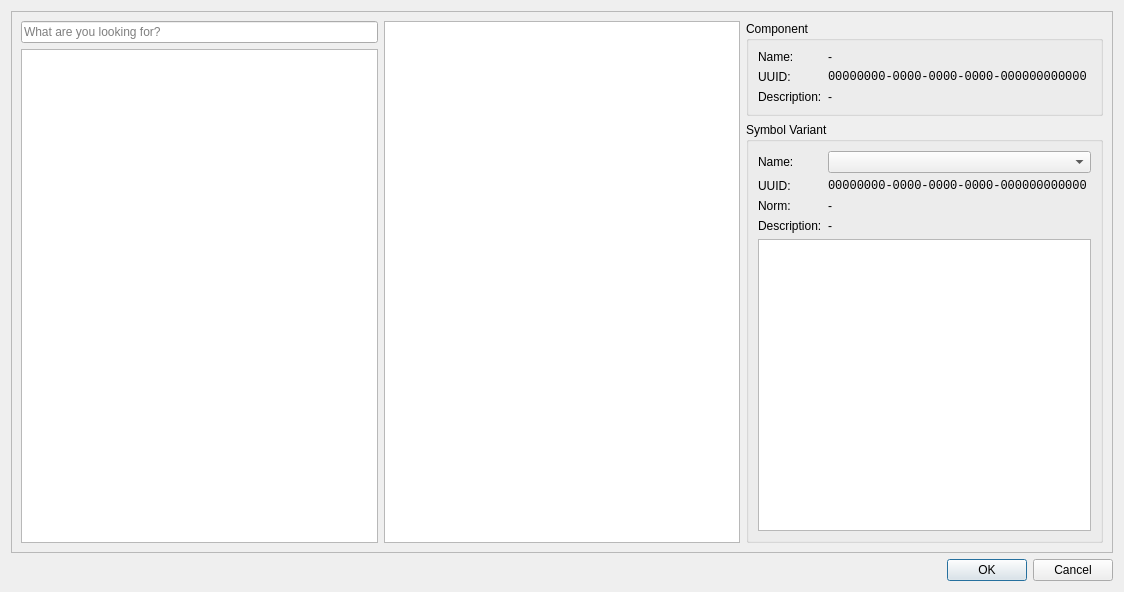
LibrePCB/LibrePCB, file libs/librepcb/projecteditor/dialogs/addcomponentdialog.ui: the form before one commit.
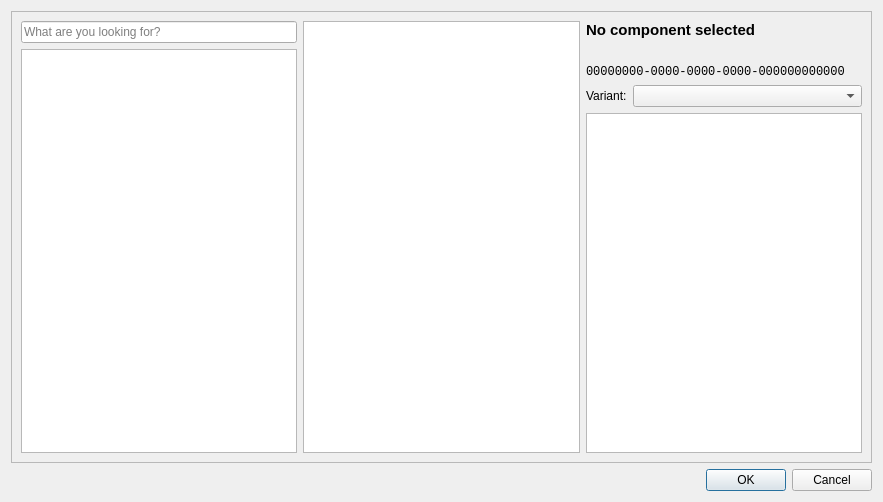
The form after the commit. Custom widgets are drawn as their Qt base class.

Commit message:
AddComponentDialog: Cleanup user interface
- Remove unnecessary widgets
- Optimize layout

```diff
--- a/libs/librepcb/projecteditor/dialogs/addcomponentdialog.ui
+++ b/libs/librepcb/projecteditor/dialogs/addcomponentdialog.ui
@@ -6,8 +6,8 @@
    <rect>
     <x>0</x>
     <y>0</y>
-    <width>1124</width>
-    <height>592</height>
+    <width>883</width>
+    <height>502</height>
    </rect>
   </property>
   <property name="windowTitle">
@@ -16,6 +16,9 @@
   <layout class="QVBoxLayout" name="verticalLayout">
    <item>
     <widget class="QScrollArea" name="scrollArea">
+     <property name="verticalScrollBarPolicy">
+      <enum>Qt::ScrollBarAlwaysOff</enum>
+     </property>
      <property name="horizontalScrollBarPolicy">
       <enum>Qt::ScrollBarAsNeeded</enum>
      </property>
@@ -27,8 +30,8 @@
        <rect>
         <x>0</x>
         <y>0</y>
-        <width>1104</width>
-        <height>539</height>
+        <width>863</width>
+        <height>451</height>
        </rect>
       </property>
       <layout class="QHBoxLayout" name="horizontalLayout">
@@ -72,67 +75,34 @@
        <item>
         <layout class="QVBoxLayout" name="verticalLayout_2">
          <item>
-          <widget class="QGroupBox" name="gbxComponent">
-           <property name="title">
-            <string>Component</string>
-           </property>
-           <layout class="QFormLayout" name="formLayout">
-            <property name="fieldGrowthPolicy">
-             <enum>QFormLayout::AllNonFixedFieldsGrow</enum>
-            </property>
-            <item row="0" column="0">
-             <widget class="QLabel" name="label_4">
-              <property name="text">
-               <string>Name:</string>
-              </property>
-             </widget>
-            </item>
-            <item row="0" column="1">
              <widget class="QLabel" name="lblCompName">
-              <property name="text">
-               <string>-</string>
-              </property>
-              <property name="wordWrap">
-               <bool>true</bool>
-              </property>
-              <property name="textInteractionFlags">
-               <set>Qt::LinksAccessibleByMouse|Qt::TextSelectableByMouse</set>
-              </property>
-             </widget>
-            </item>
-            <item row="1" column="0">
-             <widget class="QLabel" name="label_2">
-              <property name="text">
-               <string>UUID:</string>
-              </property>
-             </widget>
-            </item>
-            <item row="1" column="1">
-             <widget class="QLabel" name="lblCompUuid">
               <property name="font">
                <font>
-                <family>Liberation Mono</family>
+             <pointsize>11</pointsize>
+             <weight>75</weight>
+             <bold>true</bold>
                </font>
               </property>
               <property name="text">
-               <string>00000000-0000-0000-0000-000000000000</string>
+            <string>No component selected</string>
+           </property>
+           <property name="wordWrap">
+            <bool>true</bool>
               </property>
               <property name="textInteractionFlags">
                <set>Qt::LinksAccessibleByMouse|Qt::TextSelectableByMouse</set>
               </property>
              </widget>
             </item>
-            <item row="2" column="0">
-             <widget class="QLabel" name="label_6">
-              <property name="text">
-               <string>Description:</string>
-              </property>
-             </widget>
-            </item>
-            <item row="2" column="1">
+         <item>
              <widget class="QLabel" name="lblCompDescription">
+           <property name="font">
+            <font>
+             <italic>true</italic>
+            </font>
+           </property>
               <property name="text">
-               <string>-</string>
+            <string/>
               </property>
               <property name="wordWrap">
                <bool>true</bool>
@@ -142,95 +112,33 @@
               </property>
              </widget>
             </item>
-           </layout>
+         <item>
+          <widget class="QLabel" name="lblCompUuid">
+           <property name="font">
+            <font>
+             <family>Liberation Mono</family>
+            </font>
+           </property>
+           <property name="text">
+            <string>00000000-0000-0000-0000-000000000000</string>
+           </property>
+           <property name="textInteractionFlags">
+            <set>Qt::LinksAccessibleByMouse|Qt::TextSelectableByMouse</set>
+           </property>
           </widget>
          </item>
          <item>
-          <widget class="QGroupBox" name="gbxSymbVar">
-           <property name="title">
-            <string>Symbol Variant</string>
-           </property>
-           <layout class="QVBoxLayout" name="verticalLayout_3">
+          <layout class="QHBoxLayout" name="horizontalLayout_2" stretch="0,1">
             <item>
-             <layout class="QFormLayout" name="formLayout_3">
-              <property name="fieldGrowthPolicy">
-               <enum>QFormLayout::AllNonFixedFieldsGrow</enum>
-              </property>
-              <item row="0" column="0">
-               <widget class="QLabel" name="label_5">
+            <widget class="QLabel" name="lblSymbVar">
                 <property name="text">
-                 <string>Name:</string>
+              <string>Variant:</string>
                 </property>
                </widget>
               </item>
-              <item row="0" column="1">
+           <item>
                <widget class="QComboBox" name="cbxSymbVar"/>
               </item>
-              <item row="1" column="0">
-               <widget class="QLabel" name="label">
-                <property name="text">
-                 <string>UUID:</string>
-                </property>
-               </widget>
-              </item>
-              <item row="1" column="1">
-               <widget class="QLabel" name="lblSymbVarUuid">
-                <property name="font">
-                 <font>
-                  <family>Liberation Mono</family>
-                 </font>
-                </property>
-                <property name="text">
-                 <string>00000000-0000-0000-0000-000000000000</string>
-                </property>
-                <property name="wordWrap">
-                 <bool>true</bool>
-                </property>
-                <property name="textInteractionFlags">
-                 <set>Qt::LinksAccessibleByMouse|Qt::TextSelectableByMouse</set>
-                </property>
-               </widget>
-              </item>
-              <item row="3" column="0">
-               <widget class="QLabel" name="label_11">
-                <property name="text">
-                 <string>Description:</string>
-                </property>
-               </widget>
-              </item>
-              <item row="3" column="1">
-               <widget class="QLabel" name="lblSymbVarDescription">
-                <property name="text">
-                 <string>-</string>
-                </property>
-                <property name="wordWrap">
-                 <bool>true</bool>
-                </property>
-                <property name="textInteractionFlags">
-                 <set>Qt::LinksAccessibleByMouse|Qt::TextSelectableByMouse</set>
-                </property>
-               </widget>
-              </item>
-              <item row="2" column="0">
-               <widget class="QLabel" name="label_3">
-                <property name="text">
-                 <string>Norm:</string>
-                </property>
-               </widget>
-              </item>
-              <item row="2" column="1">
-               <widget class="QLabel" name="lblSymbVarNorm">
-                <property name="text">
-                 <string>-</string>
-                </property>
-                <property name="wordWrap">
-                 <bool>true</bool>
-                </property>
-                <property name="textInteractionFlags">
-                 <set>Qt::LinksAccessibleByMouse|Qt::TextSelectableByMouse</set>
-                </property>
-               </widget>
-              </item>
              </layout>
             </item>
             <item>
@@ -241,9 +149,6 @@
               <property name="horizontalScrollBarPolicy">
                <enum>Qt::ScrollBarAlwaysOff</enum>
               </property>
-             </widget>
-            </item>
-           </layout>
           </widget>
          </item>
         </layout>
```
Lines whose indentation alone changed are shown as unchanged. The commit also changes 1 other file.
